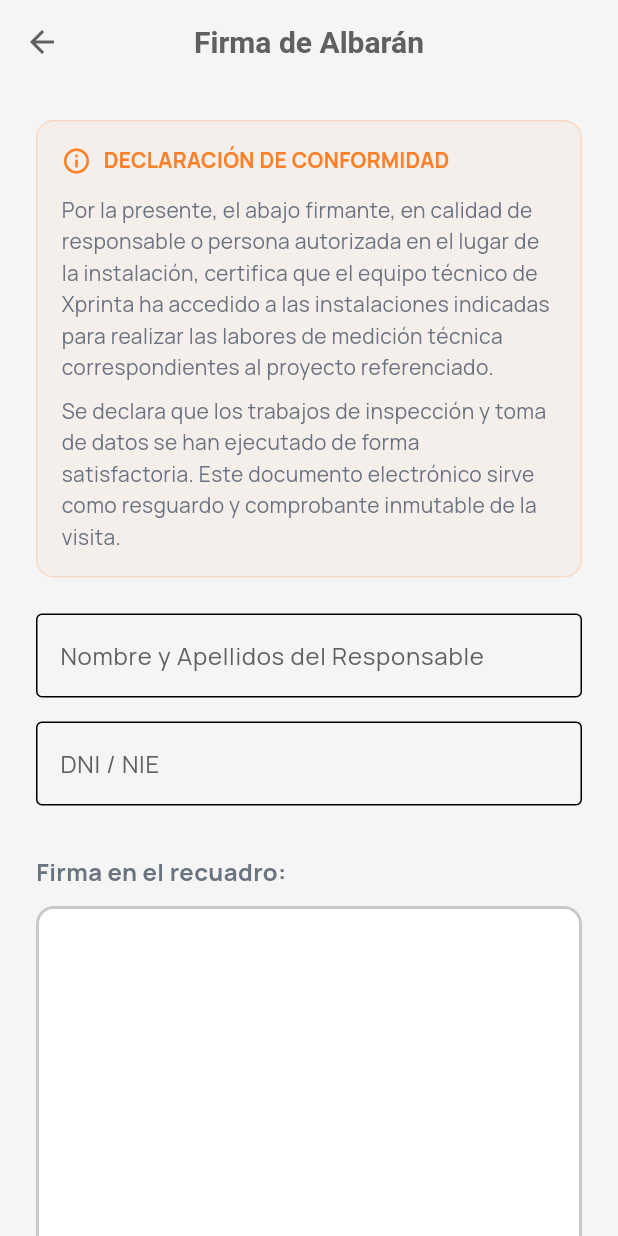
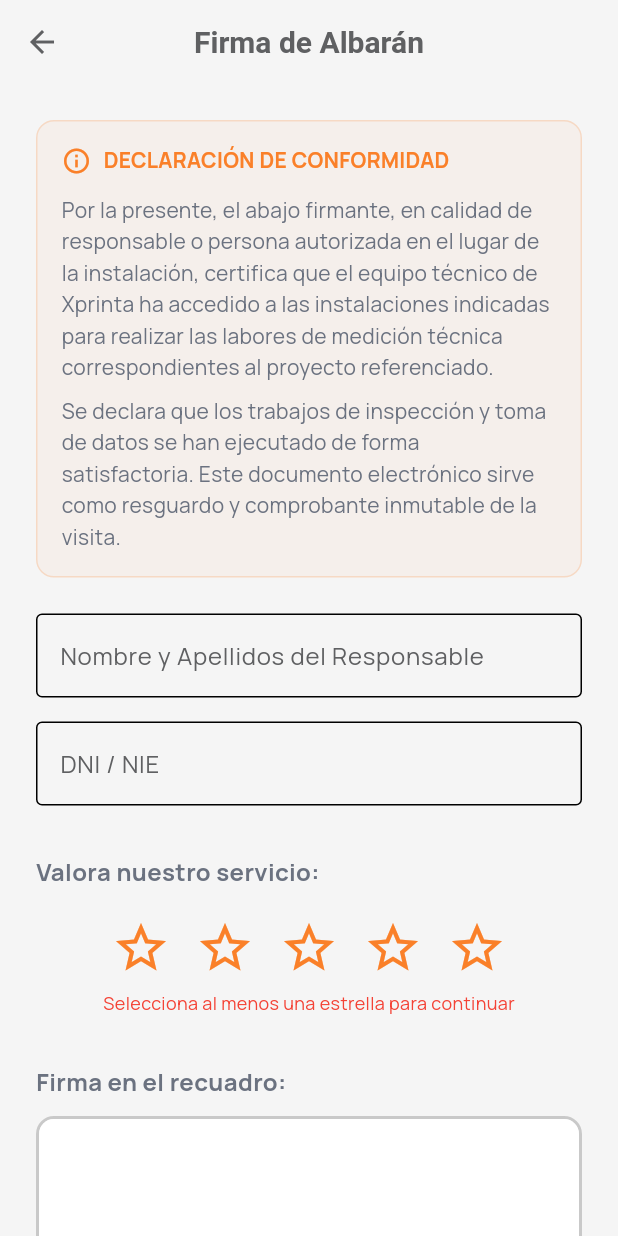
Before and after one commit to desarrolloxprinta/xprinta-survey-app, a Flutter app: the SignatureScreen screen opened directly with empty values, on a phone screen of 412 x 824 dp. Run offline on Flutter 3.47's test engine with Material 3 defaults, Android fonts, the phone set to English and light mode, and no system bars; drawn by our look-alikes of signature; our stand-ins replace file_picker, flutter_local_notifications, flutter_riverpod, flutter_svg, geolocator, google_fonts and 7 more; missing offline and left inert: mobile_scanner; accounts and stored records are empty; Roboto replaces fonts that are missing (Questrial).

Commit message:
feat(survey): Add 5-star rating system to signature screen, PDF, and database

```diff
--- a/lib/screens/signature_screen.dart
+++ b/lib/screens/signature_screen.dart
@@ -25,6 +25,7 @@ class _SignatureScreenState extends State<SignatureScreen> {
     exportBackgroundColor: Colors.white,
   );
   bool _isGenerating = false;
+  int _rating = 0;
 
   @override
   void dispose() {
@@ -35,8 +36,8 @@ class _SignatureScreenState extends State<SignatureScreen> {
   }
 
   Future<void> _generateAndUploadPdf() async {
-    if (_nameCtrl.text.isEmpty || _dniCtrl.text.isEmpty || _signatureController.isEmpty) {
-      ScaffoldMessenger.of(context).showSnackBar(const SnackBar(content: Text('Por favor rellena nombre, DNI y firma.')));
+    if (_nameCtrl.text.isEmpty || _dniCtrl.text.isEmpty || _signatureController.isEmpty || _rating == 0) {
+      ScaffoldMessenger.of(context).showSnackBar(const SnackBar(content: Text('Por favor rellena nombre, DNI, firma y valoración.')));
       return;
     }
 
@@ -183,6 +184,10 @@ class _SignatureScreenState extends State<SignatureScreen> {
                         pw.SizedBox(height: 8),
                         pw.Text('Coordenadas GPS:', style: pw.TextStyle(color: colorGrey, fontSize: 10)),
                         pw.Text('${position.latitude}, ${position.longitude}', style: pw.TextStyle(fontSize: 11)),
+                        pw.SizedBox(height: 16),
+                        pw.Text('VALORACIÓN DEL CLIENTE', style: pw.TextStyle(color: colorPrimary, fontWeight: pw.FontWeight.bold, fontSize: 12)),
+                        pw.SizedBox(height: 8),
+                        pw.Text('Puntuación: $_rating / 5', style: pw.TextStyle(fontSize: 12, fontWeight: pw.FontWeight.bold)),
                       ],
                     ),
                   ),
@@ -245,6 +250,7 @@ class _SignatureScreenState extends State<SignatureScreen> {
       await supabase.from('projects').update({
         'measurement_phase': 'medicion_realizada',
         'measurement_completed_date': DateTime.now().toIso8601String(),
+        'client_rating': _rating,
       }).eq('id', projectId);
 
       if (mounted) {
@@ -310,6 +316,24 @@ class _SignatureScreenState extends State<SignatureScreen> {
                 decoration: const InputDecoration(labelText: 'DNI / NIE', border: OutlineInputBorder()),
               ),
               const SizedBox(height: 32),
+              const Text('Valora nuestro servicio:', style: TextStyle(fontWeight: FontWeight.bold, fontSize: 16)),
+              const SizedBox(height: 12),
+              Row(
+                mainAxisAlignment: MainAxisAlignment.center,
+                children: List.generate(5, (index) {
+                  return IconButton(
+                    iconSize: 40,
+                    icon: Icon(
+                      index < _rating ? Icons.star : Icons.star_border,
+                      color: Theme.of(context).primaryColor,
+                    ),
+                    onPressed: () => setState(() => _rating = index + 1),
+                  );
+                }),
+              ),
+              if (_rating == 0)
+                const Center(child: Text('Selecciona al menos una estrella para continuar', style: TextStyle(color: Colors.red, fontSize: 12))),
+              const SizedBox(height: 32),
               const Text('Firma en el recuadro:', style: TextStyle(fontWeight: FontWeight.bold, fontSize: 16)),
               const SizedBox(height: 12),
               Container(
```
Also changed, not shown: 1 other file.
